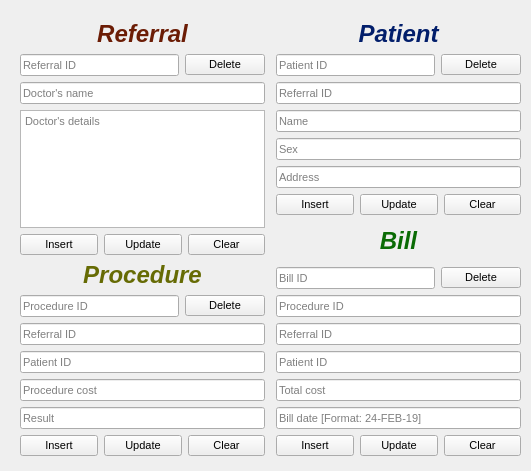
Above: src/ui/MainWindow.ui from Rizwan-Hasan/Hospital-Database-Management-System-Design before the change. Below: the same form after it.
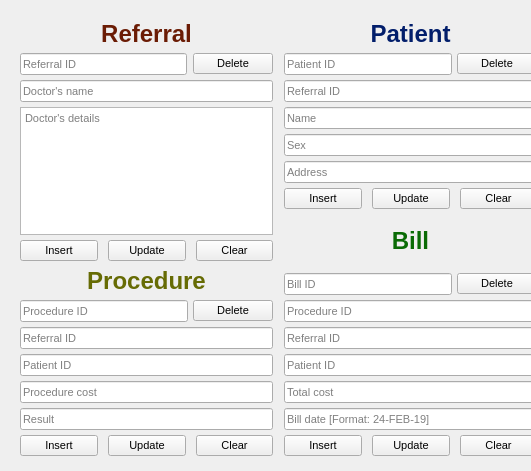
That is the form after the change. Icons and pictures are not drawn.

```diff
--- a/src/ui/MainWindow.ui
+++ b/src/ui/MainWindow.ui
@@ -54,8 +54,8 @@
     <rect>
      <x>10</x>
      <y>10</y>
-     <width>521</width>
-     <height>456</height>
+     <width>537</width>
+     <height>451</height>
     </rect>
    </property>
    <layout class="QGridLayout" name="Tables">
@@ -69,20 +69,23 @@
      <number>10</number>
     </property>
     <property name="bottomMargin">
-     <number>10</number>
+     <number>5</number>
     </property>
     <property name="spacing">
      <number>6</number>
     </property>
     <item row="0" column="2">
      <layout class="QVBoxLayout" name="PatientTable">
+      <property name="spacing">
+       <number>5</number>
+      </property>
       <property name="sizeConstraint">
        <enum>QLayout::SetDefaultConstraint</enum>
       </property>
       <item>
        <widget class="QLabel" name="Patient_Table_2">
         <property name="text">
-         <string>&lt;html&gt;&lt;head/&gt;&lt;body&gt;&lt;p align=&quot;center&quot;&gt;&lt;span style=&quot; font-family:'Segoe UI'; font-size:18pt; font-weight:600; font-style:italic; color:#021e6b;&quot;&gt;Patient&lt;/span&gt;&lt;/p&gt;&lt;/body&gt;&lt;/html&gt;</string>
+         <string>&lt;html&gt;&lt;head/&gt;&lt;body&gt;&lt;p align=&quot;center&quot;&gt;&lt;span style=&quot; font-family:'Segoe UI'; font-size:18pt; font-weight:600; color:#021e6b;&quot;&gt;Patient&lt;/span&gt;&lt;/p&gt;&lt;/body&gt;&lt;/html&gt;</string>
         </property>
        </widget>
       </item>
@@ -104,6 +107,12 @@
            <iconset resource="../icons/resources.qrc">
             <normaloff>:/delete/delete.png</normaloff>:/delete/delete.png</iconset>
           </property>
+          <property name="iconSize">
+           <size>
+            <width>14</width>
+            <height>14</height>
+           </size>
+          </property>
           <property name="flat">
            <bool>false</bool>
           </property>
@@ -144,6 +153,9 @@
       </item>
       <item>
        <layout class="QHBoxLayout" name="horizontalLayout_3">
+        <property name="spacing">
+         <number>10</number>
+        </property>
         <item>
          <widget class="QPushButton" name="pushBtn_patient_insert">
           <property name="text">
@@ -153,6 +165,12 @@
            <iconset resource="../icons/resources.qrc">
             <normaloff>:/insert/insert.png</normaloff>:/insert/insert.png</iconset>
           </property>
+          <property name="iconSize">
+           <size>
+            <width>18</width>
+            <height>18</height>
+           </size>
+          </property>
          </widget>
         </item>
         <item>
@@ -164,6 +182,12 @@
            <iconset resource="../icons/resources.qrc">
             <normaloff>:/update/update.png</normaloff>:/update/update.png</iconset>
           </property>
+          <property name="iconSize">
+           <size>
+            <width>18</width>
+            <height>18</height>
+           </size>
+          </property>
          </widget>
         </item>
         <item>
@@ -175,6 +199,12 @@
            <iconset resource="../icons/resources.qrc">
             <normaloff>:/clear/clear.png</normaloff>:/clear/clear.png</iconset>
           </property>
+          <property name="iconSize">
+           <size>
+            <width>18</width>
+            <height>18</height>
+           </size>
+          </property>
          </widget>
         </item>
        </layout>
@@ -183,10 +213,13 @@
     </item>
     <item row="2" column="0">
      <layout class="QVBoxLayout" name="ProcedureTable">
+      <property name="spacing">
+       <number>5</number>
+      </property>
       <item>
        <widget class="QLabel" name="Procedure_Label">
         <property name="text">
-         <string>&lt;html&gt;&lt;head/&gt;&lt;body&gt;&lt;p align=&quot;center&quot;&gt;&lt;span style=&quot; font-family:'Segoe UI'; font-size:18pt; font-weight:600; font-style:italic; color:#666b04;&quot;&gt;Procedure&lt;/span&gt;&lt;/p&gt;&lt;/body&gt;&lt;/html&gt;</string>
+         <string>&lt;html&gt;&lt;head/&gt;&lt;body&gt;&lt;p align=&quot;center&quot;&gt;&lt;span style=&quot; font-family:'Segoe UI'; font-size:18pt; font-weight:600; color:#666b04;&quot;&gt;Procedure&lt;/span&gt;&lt;/p&gt;&lt;/body&gt;&lt;/html&gt;</string>
         </property>
        </widget>
       </item>
@@ -211,6 +244,12 @@
            <iconset resource="../icons/resources.qrc">
             <normaloff>:/delete/delete.png</normaloff>:/delete/delete.png</iconset>
           </property>
+          <property name="iconSize">
+           <size>
+            <width>14</width>
+            <height>14</height>
+           </size>
+          </property>
           <property name="flat">
            <bool>false</bool>
           </property>
@@ -248,6 +287,9 @@
       </item>
       <item>
        <layout class="QHBoxLayout" name="horizontalLayout_5">
+        <property name="spacing">
+         <number>10</number>
+        </property>
         <item>
          <widget class="QPushButton" name="pushBtn_proc_insert">
           <property name="text">
@@ -268,6 +310,12 @@
            <iconset resource="../icons/resources.qrc">
             <normaloff>:/update/update.png</normaloff>:/update/update.png</iconset>
           </property>
+          <property name="iconSize">
+           <size>
+            <width>18</width>
+            <height>18</height>
+           </size>
+          </property>
          </widget>
         </item>
         <item>
@@ -279,6 +327,12 @@
            <iconset resource="../icons/resources.qrc">
             <normaloff>:/clear/clear.png</normaloff>:/clear/clear.png</iconset>
           </property>
+          <property name="iconSize">
+           <size>
+            <width>18</width>
+            <height>18</height>
+           </size>
+          </property>
          </widget>
         </item>
        </layout>
@@ -287,13 +341,16 @@
     </item>
     <item row="0" column="0" rowspan="2">
      <layout class="QVBoxLayout" name="Referral_Table">
+      <property name="spacing">
+       <number>5</number>
+      </property>
       <property name="sizeConstraint">
        <enum>QLayout::SetFixedSize</enum>
       </property>
       <item>
        <widget class="QLabel" name="Referral_Label">
         <property name="text">
-         <string>&lt;html&gt;&lt;head/&gt;&lt;body&gt;&lt;p align=&quot;center&quot;&gt;&lt;span style=&quot; font-family:'Segoe UI'; font-size:18pt; font-weight:600; font-style:italic; color:#6b1c05;&quot;&gt;Referral&lt;/span&gt;&lt;/p&gt;&lt;/body&gt;&lt;/html&gt;</string>
+         <string>&lt;html&gt;&lt;head/&gt;&lt;body&gt;&lt;p align=&quot;center&quot;&gt;&lt;span style=&quot; font-family:'Segoe UI'; font-size:18pt; font-weight:600; color:#6b1c05;&quot;&gt;Referral&lt;/span&gt;&lt;/p&gt;&lt;/body&gt;&lt;/html&gt;</string>
         </property>
        </widget>
       </item>
@@ -315,6 +372,9 @@
         </item>
         <item row="4" column="0">
          <layout class="QHBoxLayout" name="horizontalLayout">
+          <property name="spacing">
+           <number>10</number>
+          </property>
           <item>
            <widget class="QPushButton" name="pushBtn_ref_insert">
             <property name="text">
@@ -324,6 +384,12 @@
              <iconset resource="../icons/resources.qrc">
               <normaloff>:/insert/insert.png</normaloff>:/insert/insert.png</iconset>
             </property>
+            <property name="iconSize">
+             <size>
+              <width>18</width>
+              <height>18</height>
+             </size>
+            </property>
            </widget>
           </item>
           <item>
@@ -335,6 +401,12 @@
              <iconset resource="../icons/resources.qrc">
               <normaloff>:/update/update.png</normaloff>:/update/update.png</iconset>
             </property>
+            <property name="iconSize">
+             <size>
+              <width>18</width>
+              <height>18</height>
+             </size>
+            </property>
            </widget>
           </item>
           <item>
@@ -346,6 +418,12 @@
              <iconset resource="../icons/resources.qrc">
               <normaloff>:/clear/clear.png</normaloff>:/clear/clear.png</iconset>
             </property>
+            <property name="iconSize">
+             <size>
+              <width>18</width>
+              <height>18</height>
+             </size>
+            </property>
            </widget>
           </item>
          </layout>
@@ -374,6 +452,12 @@
              <iconset resource="../icons/resources.qrc">
               <normaloff>:/delete/delete.png</normaloff>:/delete/delete.png</iconset>
             </property>
+            <property name="iconSize">
+             <size>
+              <width>14</width>
+              <height>14</height>
+             </size>
+            </property>
             <property name="flat">
              <bool>false</bool>
             </property>
@@ -387,10 +471,13 @@
     </item>
     <item row="1" column="2" rowspan="2">
      <layout class="QVBoxLayout" name="BillTable">
+      <property name="spacing">
+       <number>5</number>
+      </property>
       <item>
        <widget class="QLabel" name="Bill_Label">
         <property name="text">
-         <string>&lt;html&gt;&lt;head/&gt;&lt;body&gt;&lt;p align=&quot;center&quot;&gt;&lt;span style=&quot; font-family:'Segoe UI'; font-size:18pt; font-weight:600; font-style:italic; color:#0a6b05;&quot;&gt;Bill&lt;/span&gt;&lt;/p&gt;&lt;/body&gt;&lt;/html&gt;</string>
+         <string>&lt;html&gt;&lt;head/&gt;&lt;body&gt;&lt;p align=&quot;center&quot;&gt;&lt;span style=&quot; font-family:'Segoe UI'; font-size:18pt; font-weight:600; color:#0a6b05;&quot;&gt;Bill&lt;/span&gt;&lt;/p&gt;&lt;/body&gt;&lt;/html&gt;</string>
         </property>
        </widget>
       </item>
@@ -412,6 +499,12 @@
            <iconset resource="../icons/resources.qrc">
             <normaloff>:/delete/delete.png</normaloff>:/delete/delete.png</iconset>
           </property>
+          <property name="iconSize">
+           <size>
+            <width>14</width>
+            <height>14</height>
+           </size>
+          </property>
           <property name="flat">
            <bool>false</bool>
           </property>
@@ -459,6 +552,9 @@
       </item>
       <item>
        <layout class="QHBoxLayout" name="horizontalLayout_7">
+        <property name="spacing">
+         <number>10</number>
+        </property>
         <item>
          <widget class="QPushButton" name="pushBtn_bill_insert">
           <property name="text">
@@ -468,6 +564,12 @@
            <iconset resource="../icons/resources.qrc">
             <normaloff>:/insert/insert.png</normaloff>:/insert/insert.png</iconset>
           </property>
+          <property name="iconSize">
+           <size>
+            <width>18</width>
+            <height>18</height>
+           </size>
+          </property>
          </widget>
         </item>
         <item>
@@ -479,6 +581,12 @@
            <iconset resource="../icons/resources.qrc">
             <normaloff>:/update/update.png</normaloff>:/update/update.png</iconset>
           </property>
+          <property name="iconSize">
+           <size>
+            <width>18</width>
+            <height>18</height>
+           </size>
+          </property>
          </widget>
         </item>
         <item>
@@ -490,6 +598,12 @@
            <iconset resource="../icons/resources.qrc">
             <normaloff>:/clear/clear.png</normaloff>:/clear/clear.png</iconset>
           </property>
+          <property name="iconSize">
+           <size>
+            <width>18</width>
+            <height>18</height>
+           </size>
+          </property>
          </widget>
         </item>
        </layout>
```
Left out of the diff: 10 changed lines with no effect on the pictures.
